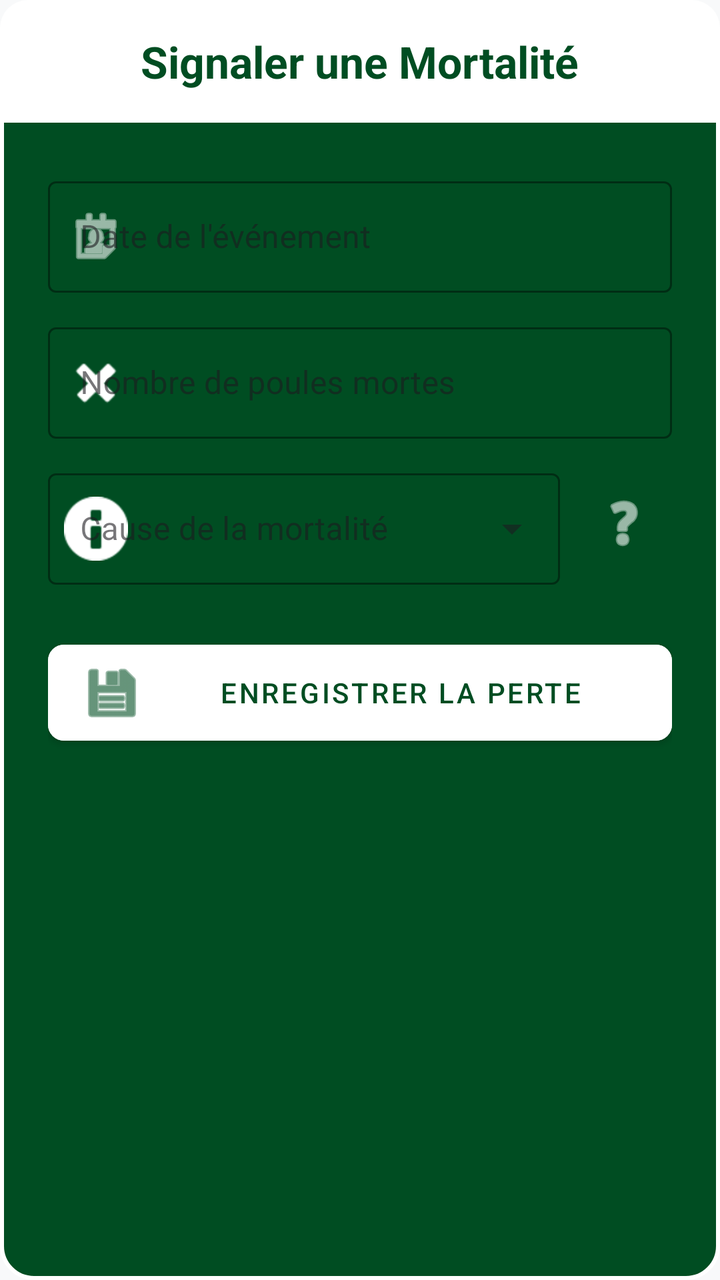
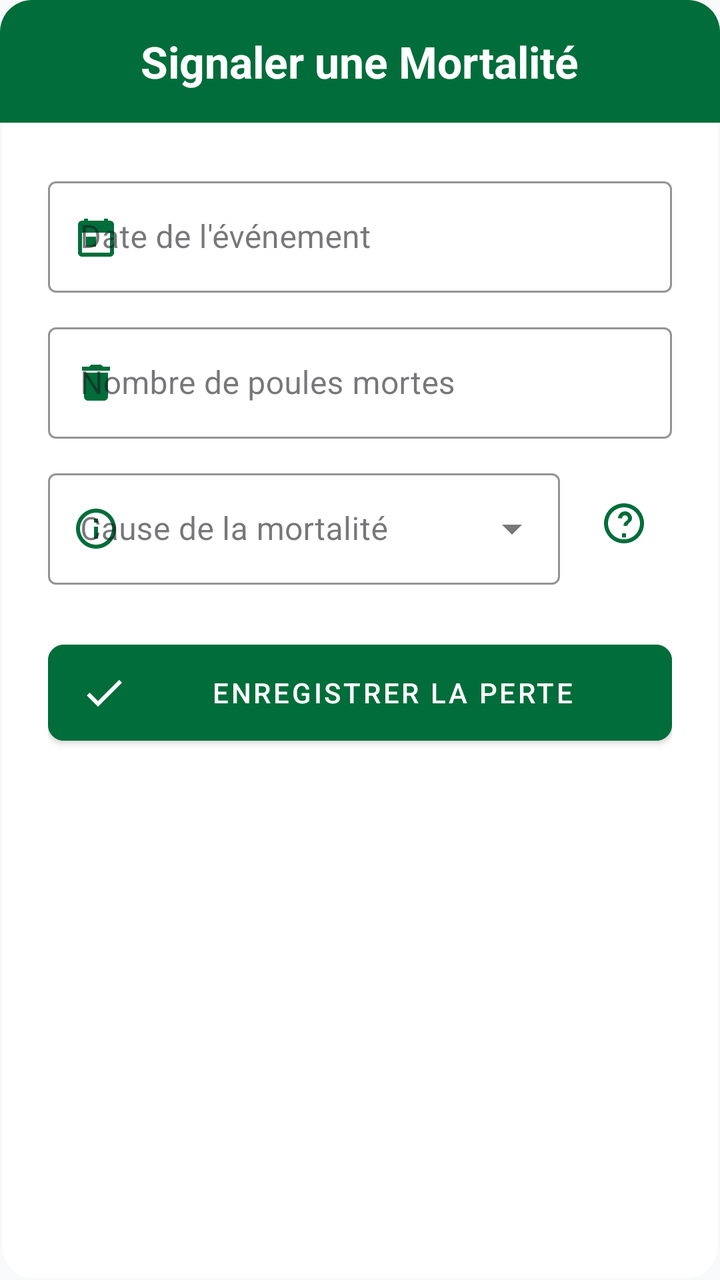

An Android layout rendered at two revisions. The XML below is the earlier revision; the diff shows what the commit changed to produce the second picture.
<!-- AndroidManifest.xml: application theme Theme.Poulailler_copilot -->
<!-- res/layout/dialog_add_mortality.xml -->
<?xml version="1.0" encoding="utf-8"?>
<LinearLayout xmlns:android="http://schemas.android.com/apk/res/android"
    xmlns:app="http://schemas.android.com/apk/res-auto"
    android:layout_width="match_parent"
    android:layout_height="wrap_content"
    android:orientation="vertical"
    android:background="@drawable/bg_dialog_dark">

    <LinearLayout
        android:layout_width="match_parent"
        android:layout_height="wrap_content"
        android:background="@drawable/bg_dialog_header"
        android:padding="16dp"
        android:gravity="center">
        <TextView
            android:layout_width="wrap_content"
            android:layout_height="wrap_content"
            android:text="Signaler une Mortalité"
            android:textColor="@color/primary_variant"
            android:textSize="22sp"
            android:textStyle="bold"/>
    </LinearLayout>

    <LinearLayout
        android:layout_width="match_parent"
        android:layout_height="wrap_content"
        android:orientation="vertical"
        android:padding="24dp">

        <com.google.android.material.textfield.TextInputLayout
            android:layout_width="match_parent"
            android:layout_height="wrap_content"
            android:hint="Date de l'événement"
            style="@style/Widget.MaterialComponents.TextInputLayout.OutlinedBox"
            android:layout_marginBottom="12dp"
            app:hintTextColor="#CCFFFFFF"
            app:boxStrokeColor="@color/white"
            app:startIconDrawable="@android:drawable/ic_menu_my_calendar"
            app:startIconTint="@color/white">
            <com.google.android.material.textfield.TextInputEditText
                android:id="@+id/etMortalityDate"
                android:layout_width="match_parent"
                android:layout_height="wrap_content"
                android:focusable="false"
                android:clickable="true"
                android:textColor="@color/white" />
        </com.google.android.material.textfield.TextInputLayout>

        <com.google.android.material.textfield.TextInputLayout
            android:layout_width="match_parent"
            android:layout_height="wrap_content"
            android:hint="Nombre de poules mortes"
            style="@style/Widget.MaterialComponents.TextInputLayout.OutlinedBox"
            android:layout_marginBottom="12dp"
            app:hintTextColor="#CCFFFFFF"
            app:boxStrokeColor="@color/white"
            app:startIconDrawable="@android:drawable/ic_delete"
            app:startIconTint="@color/white">
            <com.google.android.material.textfield.TextInputEditText
                android:id="@+id/etMortalityInput"
                android:layout_width="match_parent"
                android:layout_height="wrap_content"
                android:inputType="number"
                android:textColor="@color/white" />
        </com.google.android.material.textfield.TextInputLayout>

        <LinearLayout
            android:layout_width="match_parent"
            android:layout_height="wrap_content"
            android:orientation="horizontal"
            android:gravity="center_vertical"
            android:layout_marginBottom="24dp">

            <com.google.android.material.textfield.TextInputLayout
                android:id="@+id/tilMortalityCause"
                style="@style/Widget.MaterialComponents.TextInputLayout.OutlinedBox.ExposedDropdownMenu"
                android:layout_width="0dp"
                android:layout_height="wrap_content"
                android:layout_weight="1"
                android:hint="Cause de la mortalité"
                app:hintTextColor="#CCFFFFFF"
                app:boxStrokeColor="@color/white"
                app:startIconDrawable="@android:drawable/ic_dialog_info"
                app:startIconTint="@color/white">
                <AutoCompleteTextView
                    android:id="@+id/actvMortalityCause"
                    android:layout_width="match_parent"
                    android:layout_height="wrap_content"
                    android:inputType="none"
                    android:textColor="@color/white" />
            </com.google.android.material.textfield.TextInputLayout>

            <ImageButton
                android:id="@+id/btnHelpSymptoms"
                android:layout_width="48dp"
                android:layout_height="48dp"
                android:layout_marginStart="8dp"
                android:background="?attr/selectableItemBackgroundBorderless"
                android:src="@android:drawable/ic_menu_help"
                app:tint="@color/white"
                android:contentDescription="Aide au diagnostic" />
        </LinearLayout>

        <com.google.android.material.button.MaterialButton
            android:id="@+id/btnSaveMortality"
            android:layout_width="match_parent"
            android:layout_height="60dp"
            android:text="ENREGISTRER LA PERTE"
            android:backgroundTint="@color/white"
            android:textColor="@color/primary_variant"
            app:cornerRadius="8dp"
            app:icon="@android:drawable/ic_menu_save"
            app:iconTint="@color/primary_variant"/>
    </LinearLayout>
</LinearLayout>
<!-- resources referenced by this layout -->
<resources>
  <color name="primary_variant">#004D22</color>
  <color name="white">#FFFFFFFF</color>
  <!-- drawable bg_dialog_dark (drawable) -->
  <?xml version="1.0" encoding="utf-8"?>
  <shape xmlns:android="http://schemas.android.com/apk/res/android">
      <solid android:color="@color/primary_variant" />
      <stroke
          android:width="2dp"
          android:color="@color/white" />
      <corners android:radius="16dp" />
  </shape>
  <!-- drawable bg_dialog_header (drawable) -->
  <?xml version="1.0" encoding="utf-8"?>
  <shape xmlns:android="http://schemas.android.com/apk/res/android">
      <solid android:color="@color/white" />
      <corners
          android:topLeftRadius="14dp"
          android:topRightRadius="14dp" />
  </shape>
  <color name="primary">#006D3A</color>
  <color name="secondary">#43A047</color>
  <color name="secondary_variant">#2E7D32</color>
  <color name="background">@color/off_white</color>
  <color name="surface">#FFFFFF</color>
  <color name="text_primary">#1C1B1F</color>
  <color name="text_secondary">#49454F</color>
  <style name="Widget.App.CardView" parent="Widget.MaterialComponents.CardView">
          <item name="cardElevation">2dp</item>
          <item name="cardCornerRadius">16dp</item>
          <item name="cardBackgroundColor">@color/surface</item>
          <item name="strokeWidth">0dp</item>
      </style>
  <style name="ShapeAppearance.App.LargeComponent" parent="ShapeAppearance.MaterialComponents.LargeComponent">
          <item name="cornerFamily">rounded</item>
          <item name="cornerSize">16dp</item>
      </style>
  <color name="off_white">#F8F9FA</color>
  <!-- unchanged entries left out for length: 2 -->
</resources>

<!-- the commit's change to res/layout/dialog_add_mortality.xml (unified diff, before → after) -->
@@ -16,7 +16,7 @@
             android:layout_width="wrap_content"
             android:layout_height="wrap_content"
             android:text="Signaler une Mortalité"
-            android:textColor="@color/primary_variant"
+            android:textColor="@color/white"
             android:textSize="22sp"
             android:textStyle="bold"/>
     </LinearLayout>
@@ -33,17 +33,17 @@
             android:hint="Date de l'événement"
             style="@style/Widget.MaterialComponents.TextInputLayout.OutlinedBox"
             android:layout_marginBottom="12dp"
-            app:hintTextColor="#CCFFFFFF"
-            app:boxStrokeColor="@color/white"
-            app:startIconDrawable="@android:drawable/ic_menu_my_calendar"
-            app:startIconTint="@color/white">
+            app:hintTextColor="@color/text_secondary"
+            app:boxStrokeColor="@color/primary"
+            app:startIconDrawable="@drawable/ic_calendar"
+            app:startIconTint="@color/primary">
             <com.google.android.material.textfield.TextInputEditText
                 android:id="@+id/etMortalityDate"
                 android:layout_width="match_parent"
                 android:layout_height="wrap_content"
                 android:focusable="false"
                 android:clickable="true"
-                android:textColor="@color/white" />
+                android:textColor="@color/text_primary" />
         </com.google.android.material.textfield.TextInputLayout>
 
         <com.google.android.material.textfield.TextInputLayout
@@ -52,16 +52,16 @@
             android:hint="Nombre de poules mortes"
             style="@style/Widget.MaterialComponents.TextInputLayout.OutlinedBox"
             android:layout_marginBottom="12dp"
-            app:hintTextColor="#CCFFFFFF"
-            app:boxStrokeColor="@color/white"
-            app:startIconDrawable="@android:drawable/ic_delete"
-            app:startIconTint="@color/white">
+            app:hintTextColor="@color/text_secondary"
+            app:boxStrokeColor="@color/primary"
+            app:startIconDrawable="@drawable/ic_delete"
+            app:startIconTint="@color/primary">
             <com.google.android.material.textfield.TextInputEditText
                 android:id="@+id/etMortalityInput"
                 android:layout_width="match_parent"
                 android:layout_height="wrap_content"
                 android:inputType="number"
-                android:textColor="@color/white" />
+                android:textColor="@color/text_primary" />
         </com.google.android.material.textfield.TextInputLayout>
 
         <LinearLayout
@@ -78,16 +78,16 @@
                 android:layout_height="wrap_content"
                 android:layout_weight="1"
                 android:hint="Cause de la mortalité"
-                app:hintTextColor="#CCFFFFFF"
-                app:boxStrokeColor="@color/white"
-                app:startIconDrawable="@android:drawable/ic_dialog_info"
-                app:startIconTint="@color/white">
+                app:hintTextColor="@color/text_secondary"
+                app:boxStrokeColor="@color/primary"
+                app:startIconDrawable="@drawable/ic_info"
+                app:startIconTint="@color/primary">
                 <AutoCompleteTextView
                     android:id="@+id/actvMortalityCause"
                     android:layout_width="match_parent"
                     android:layout_height="wrap_content"
                     android:inputType="none"
-                    android:textColor="@color/white" />
+                    android:textColor="@color/text_primary" />
             </com.google.android.material.textfield.TextInputLayout>
 
             <ImageButton
@@ -96,8 +96,8 @@
                 android:layout_height="48dp"
                 android:layout_marginStart="8dp"
                 android:background="?attr/selectableItemBackgroundBorderless"
-                android:src="@android:drawable/ic_menu_help"
-                app:tint="@color/white"
+                android:src="@drawable/ic_help"
+                app:tint="@color/primary"
                 android:contentDescription="Aide au diagnostic" />
         </LinearLayout>
 
@@ -106,10 +106,10 @@
             android:layout_width="match_parent"
             android:layout_height="60dp"
             android:text="ENREGISTRER LA PERTE"
-            android:backgroundTint="@color/white"
-            android:textColor="@color/primary_variant"
+            android:backgroundTint="@color/primary"
+            android:textColor="@color/white"
             app:cornerRadius="8dp"
-            app:icon="@android:drawable/ic_menu_save"
-            app:iconTint="@color/primary_variant"/>
+            app:icon="@drawable/ic_check"
+            app:iconTint="@color/white"/>
     </LinearLayout>
 </LinearLayout>
<!-- resource entries referenced after the edit -->
@@ -5,20 +5,70 @@
   <!-- drawable bg_dialog_dark (drawable) -->
   <?xml version="1.0" encoding="utf-8"?>
   <shape xmlns:android="http://schemas.android.com/apk/res/android">
-      <solid android:color="@color/primary_variant" />
+      <solid android:color="@color/surface" />
       <stroke
-          android:width="2dp"
-          android:color="@color/white" />
+          android:width="1dp"
+          android:color="@color/off_white" />
       <corners android:radius="16dp" />
   </shape>
   <!-- drawable bg_dialog_header (drawable) -->
   <?xml version="1.0" encoding="utf-8"?>
   <shape xmlns:android="http://schemas.android.com/apk/res/android">
-      <solid android:color="@color/white" />
+      <solid android:color="@color/primary" />
       <corners
-          android:topLeftRadius="14dp"
-          android:topRightRadius="14dp" />
+          android:topLeftRadius="16dp"
+          android:topRightRadius="16dp" />
   </shape>
+  <!-- drawable ic_calendar (drawable) -->
+  <vector xmlns:android="http://schemas.android.com/apk/res/android"
+      android:width="24dp"
+      android:height="24dp"
+      android:viewportWidth="24"
+      android:viewportHeight="24">
+      <path
+          android:fillColor="#000000"
+          android:pathData="M19,4h-1V3h-2v1H8V3H6v1H5C3.89,4 3.01,4.9 3.01,6L3,20c0,1.1 0.89,2 2,2h14c1.1,0 2,-0.9 2,-2V6C21,4.9 20.1,4 19,4z M19,20H5V10h14V20z M7,12h5v5H7z"/>
+  </vector>
+  <!-- drawable ic_check (drawable) -->
+  <vector xmlns:android="http://schemas.android.com/apk/res/android"
+      android:width="24dp"
+      android:height="24dp"
+      android:viewportWidth="24"
+      android:viewportHeight="24">
+      <path
+          android:fillColor="#000000"
+          android:pathData="M9,16.17L4.83,12l-1.42,1.41L9,19 21,7l-1.41,-1.41z"/>
+  </vector>
+  <!-- drawable ic_delete (drawable) -->
+  <vector xmlns:android="http://schemas.android.com/apk/res/android"
+      android:width="24dp"
+      android:height="24dp"
+      android:viewportWidth="24"
+      android:viewportHeight="24">
+      <path
+          android:fillColor="#000000"
+          android:pathData="M6,19c0,1.1 0.9,2 2,2h8c1.1,0 2,-0.9 2,-2V7H6V19z M19,4h-3.5l-1,-1h-5l-1,1H5v2h14V4z"/>
+  </vector>
+  <!-- drawable ic_help (drawable) -->
+  <vector xmlns:android="http://schemas.android.com/apk/res/android"
+      android:width="24dp"
+      android:height="24dp"
+      android:viewportWidth="24"
+      android:viewportHeight="24">
+      <path
+          android:fillColor="#000000"
+          android:pathData="M12,2C6.48,2 2,6.48 2,12s4.48,10 10,10 10,-4.48 10,-10S17.52,2 12,2z M12,20c-4.41,0 -8,-3.59 -8,-8s3.59,-8 8,-8 8,3.59 8,8 -3.59,8 -8,8z M11,17h2v2h-2z M12.5,6C10.57,6 9,7.57 9,9.5h2c0,-0.83 0.67,-1.5 1.5,-1.5s1.5,0.67 1.5,1.5c0,1.5 -2.25,1.32 -2.25,3.75h2C13.75,11.62 16,11.5 16,9.5 16,7.57 14.43,6 12.5,6z"/>
+  </vector>
+  <!-- drawable ic_info (drawable) -->
+  <vector xmlns:android="http://schemas.android.com/apk/res/android"
+      android:width="24dp"
+      android:height="24dp"
+      android:viewportWidth="24"
+      android:viewportHeight="24">
+      <path
+          android:fillColor="#000000"
+          android:pathData="M11,7h2v2h-2z M11,11h2v6h-2z M12,2C6.48,2 2,6.48 2,12s4.48,10 10,10 10,-4.48 10,-10S17.52,2 12,2z M12,20c-4.41,0 -8,-3.59 -8,-8s3.59,-8 8,-8 8,3.59 8,8 -3.59,8 -8,8z"/>
+  </vector>
   <color name="primary">#006D3A</color>
   <color name="secondary">#43A047</color>
   <color name="secondary_variant">#2E7D32</color>
